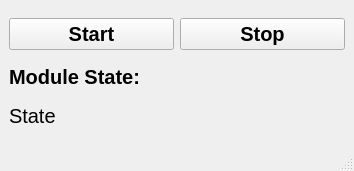
Qt form process/MainWindowWidget.ui (tud-hri/joan) before a commit.
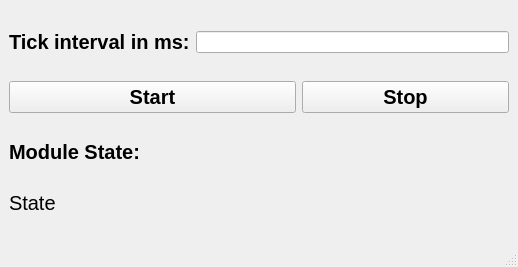
The same form after that commit.

Commit message: added the ms interval to module widget main

What changed in the file:
```diff
--- a/process/MainWindowWidget.ui
+++ b/process/MainWindowWidget.ui
@@ -6,8 +6,8 @@
    <rect>
     <x>0</x>
     <y>0</y>
-    <width>354</width>
-    <height>171</height>
+    <width>518</width>
+    <height>267</height>
    </rect>
   </property>
   <property name="windowTitle">
@@ -15,8 +15,11 @@
   </property>
   <widget class="QWidget" name="centralwidget">
    <layout class="QGridLayout" name="gridLayout">
-    <item row="1" column="2">
-     <widget class="QPushButton" name="btnStop">
+    <item row="6" column="0" colspan="4">
+     <layout class="QVBoxLayout" name="vLayout"/>
+    </item>
+    <item row="5" column="0" colspan="4">
+     <widget class="QLabel" name="lblModulestate">
       <property name="sizePolicy">
        <sizepolicy hsizetype="Preferred" vsizetype="Fixed">
         <horstretch>0</horstretch>
@@ -26,16 +29,14 @@
       <property name="font">
        <font>
         <pointsize>15</pointsize>
-        <weight>75</weight>
-        <bold>true</bold>
        </font>
       </property>
       <property name="text">
-       <string>Stop</string>
+       <string>State</string>
       </property>
      </widget>
     </item>
-    <item row="2" column="1" colspan="2">
+    <item row="4" column="0" colspan="4">
      <widget class="QLabel" name="lblModulestatetitle">
       <property name="sizePolicy">
        <sizepolicy hsizetype="Preferred" vsizetype="Fixed">
@@ -55,10 +56,30 @@
       </property>
      </widget>
     </item>
-    <item row="1" column="1">
+    <item row="0" column="0">
+     <widget class="QLabel" name="label">
+      <property name="sizePolicy">
+       <sizepolicy hsizetype="Fixed" vsizetype="Preferred">
+        <horstretch>0</horstretch>
+        <verstretch>0</verstretch>
+       </sizepolicy>
+      </property>
+      <property name="font">
+       <font>
+        <pointsize>15</pointsize>
+        <weight>75</weight>
+        <bold>true</bold>
+       </font>
+      </property>
+      <property name="text">
+       <string>Tick interval in ms:</string>
+      </property>
+     </widget>
+    </item>
+    <item row="2" column="0" colspan="2">
      <widget class="QPushButton" name="btnStart">
       <property name="sizePolicy">
-       <sizepolicy hsizetype="Preferred" vsizetype="Fixed">
+       <sizepolicy hsizetype="Expanding" vsizetype="Fixed">
         <horstretch>0</horstretch>
         <verstretch>0</verstretch>
        </sizepolicy>
@@ -75,8 +96,8 @@
       </property>
      </widget>
     </item>
-    <item row="3" column="1" colspan="2">
-     <widget class="QLabel" name="lblModulestate">
+    <item row="2" column="2" colspan="2">
+     <widget class="QPushButton" name="btnStop">
       <property name="sizePolicy">
        <sizepolicy hsizetype="Preferred" vsizetype="Fixed">
         <horstretch>0</horstretch>
@@ -86,15 +107,27 @@
       <property name="font">
        <font>
         <pointsize>15</pointsize>
+        <weight>75</weight>
+        <bold>true</bold>
        </font>
       </property>
       <property name="text">
-       <string>State</string>
+       <string>Stop</string>
       </property>
      </widget>
     </item>
-    <item row="4" column="1" colspan="2">
-     <layout class="QVBoxLayout" name="vLayout"/>
+    <item row="0" column="1" colspan="3">
+     <widget class="QLineEdit" name="lineTick">
+      <property name="sizePolicy">
+       <sizepolicy hsizetype="Expanding" vsizetype="Fixed">
+        <horstretch>0</horstretch>
+        <verstretch>0</verstretch>
+       </sizepolicy>
+      </property>
+      <property name="text">
+       <string/>
+      </property>
+     </widget>
     </item>
    </layout>
   </widget>
```
Left out of the diff: 2 changed lines with no effect on the pictures. The commit also changes 2 other files.
